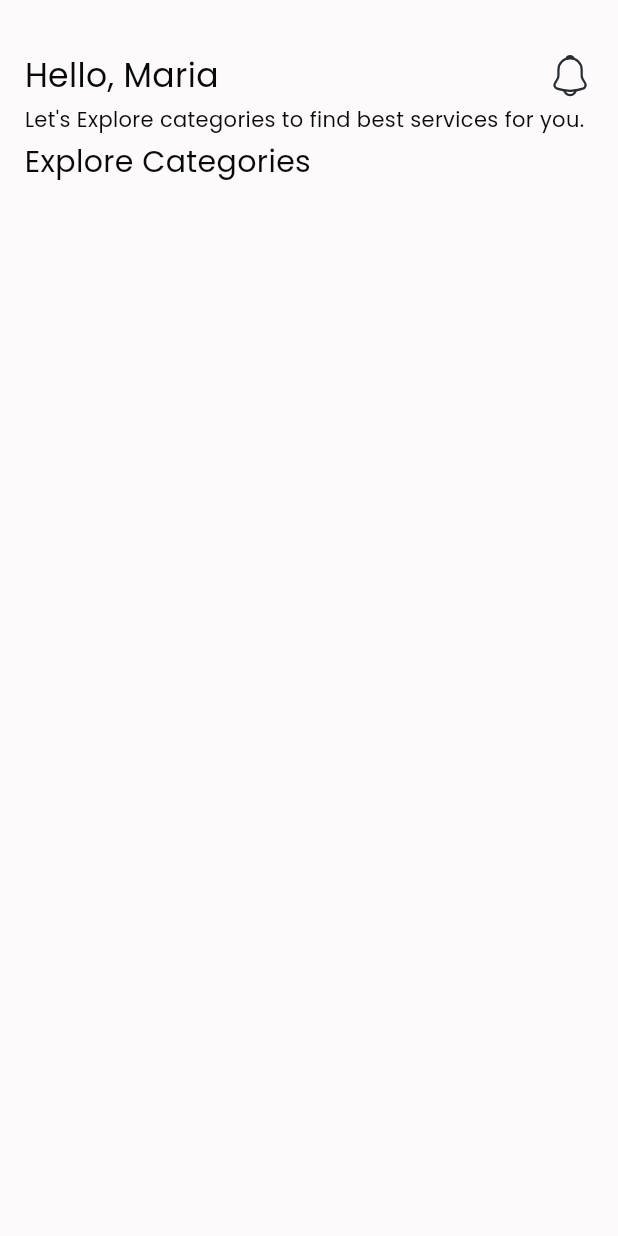
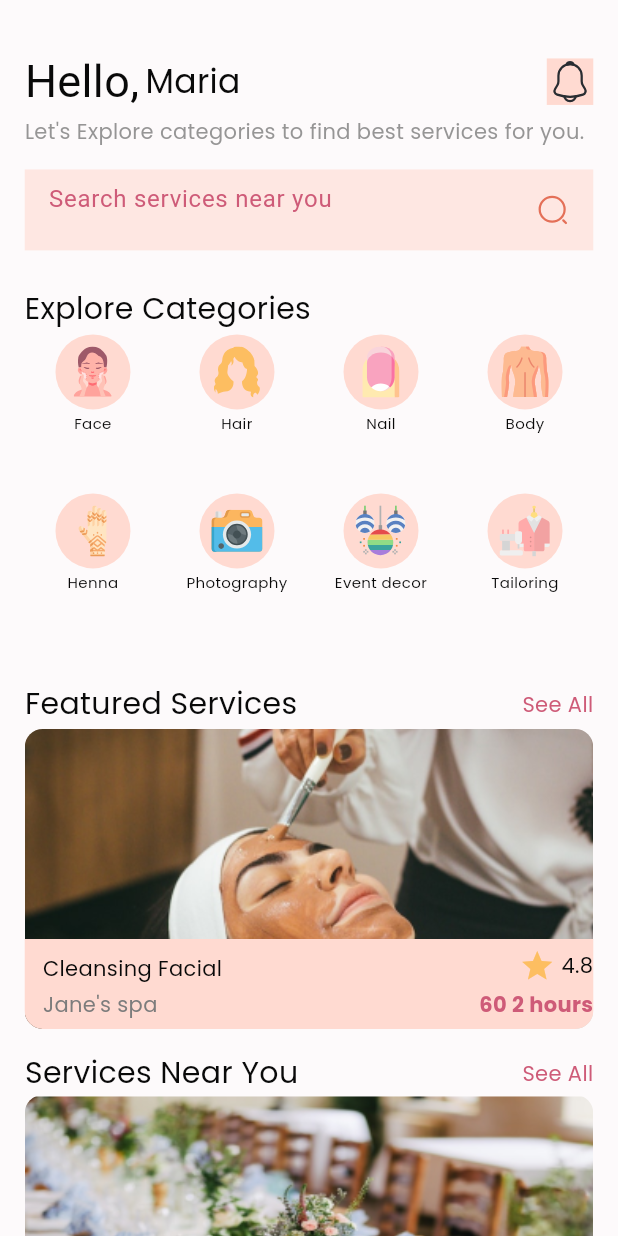
Before and after one commit to FaiziFlutter/Home-Glamour, a Flutter app: the HomeScreen screen opened by its route, on a phone screen of 412 x 824 dp. Run offline on Flutter 3.47's test engine with Material 3 defaults, Android fonts, the phone set to English and light mode, and no system bars; our stand-ins replace flutter_svg, get, google_fonts, vector_graphics.

Commit message:
Home Screen Done

```diff
--- a/lib/app/screens/home_screen/home_screen.dart
+++ b/lib/app/screens/home_screen/home_screen.dart
@@ -31,41 +31,6 @@
   @override
   Widget build(BuildContext context) {
     return Scaffold(
-
-      body: CustomPadding(
-        child: Column(
-          crossAxisAlignment: CrossAxisAlignment.start,
-          children: [
-              Row(
-              children:  [
-                const CustomText(
-                  text: 'Hello, Maria',
-                  fontSize: AppTextSize.titleLargeFont,
-                ),
-                const Spacer(),
-                Assets.icons.icNotification.svg(),
-              ],
-            ),
-            const CustomText(
-              text: "Let's Explore categories to find best services for you.",
-              textAlign: TextAlign.start,
-            ),
-            const CustomText(
-              text: 'Explore Categories',
-              fontSize: AppTextSize.titleMediumFont,
-            ),
-            SizedBox(
-              height: 200,
-              child: GridView.builder(
-                itemCount: 8,
-                gridDelegate: const SliverGridDelegateWithFixedCrossAxisCount(
-                    crossAxisCount: 4),
-                itemBuilder: (context, index) {
-                  return;
-                },
-              ),
-            ),
-          ],
       body: SingleChildScrollView(
         child: CustomPadding(
           child: Column(
@@ -120,13 +85,16 @@
                       colorSchemeLight.secondaryContainer.withOpacity(0.6),
                 ),
               ),
+              SizedBox(
+                height: 10,
+              ),
               const CustomText(
                 top: 15,
                 text: 'Explore Categories',
                 fontSize: AppTextSize.titleMediumFont,
               ),
               SizedBox(
-                height: 200,
+                height: 230,
                 child: GridView.builder(
                   physics: const NeverScrollableScrollPhysics(),
                   gridDelegate: const SliverGridDelegateWithFixedCrossAxisCount(
--- a/lib/main.dart
+++ b/lib/main.dart
@@ -23,9 +23,7 @@
       locale: const Locale('en', 'US'),
       fallbackLocale: const Locale('en', 'US'),
       translations: Languages(),
-
       initialRoute: AppRoutes.splashscreen,
-
       getPages: AppRoutes.routes,
       theme: ThemeData(
         bottomNavigationBarTheme: buildBottomNavigationBarTheme(),
--- a/lib/widgets/custom_button.dart
+++ b/lib/widgets/custom_button.dart
@@ -46,7 +46,7 @@
             bottom: mBottom ?? 4,
             right: mRight ?? 0),
         height: height ?? appheight(context) * 0.055,
-        width: width ?? appWidth(context) * 0.3,
+        width: width ?? appWidth(context) * 0.4,
         decoration: BoxDecoration(
           color: color ?? AppTheme.light.primaryColor,
           borderRadius: borderRadius ?? BorderRadius.circular(6),
```
Also changed, not shown: lib/app/auth/forgot_password.dart/forgot_password.dart (+25 -12 lines), lib/app/screens/onboarding/agreement.dart (+22 -11 lines), lib/app/screens/onboarding/introduction_screen.dart (+7 -7 lines), lib/app/screens/splash/splash_screen.dart (+20 -20 lines).
